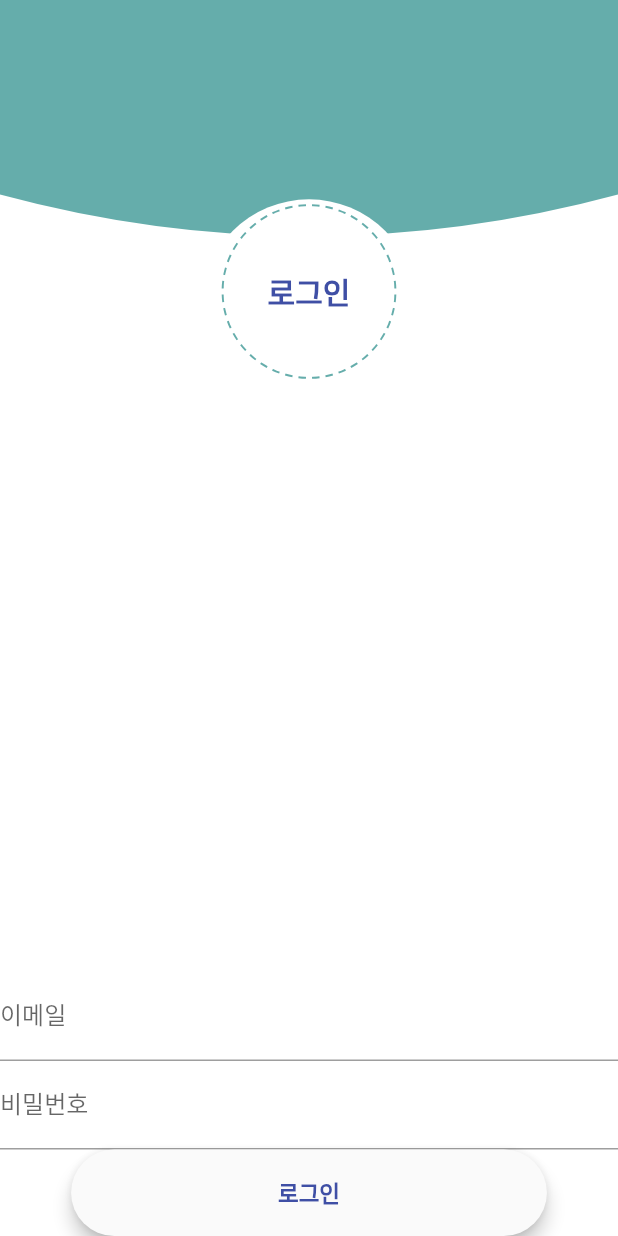
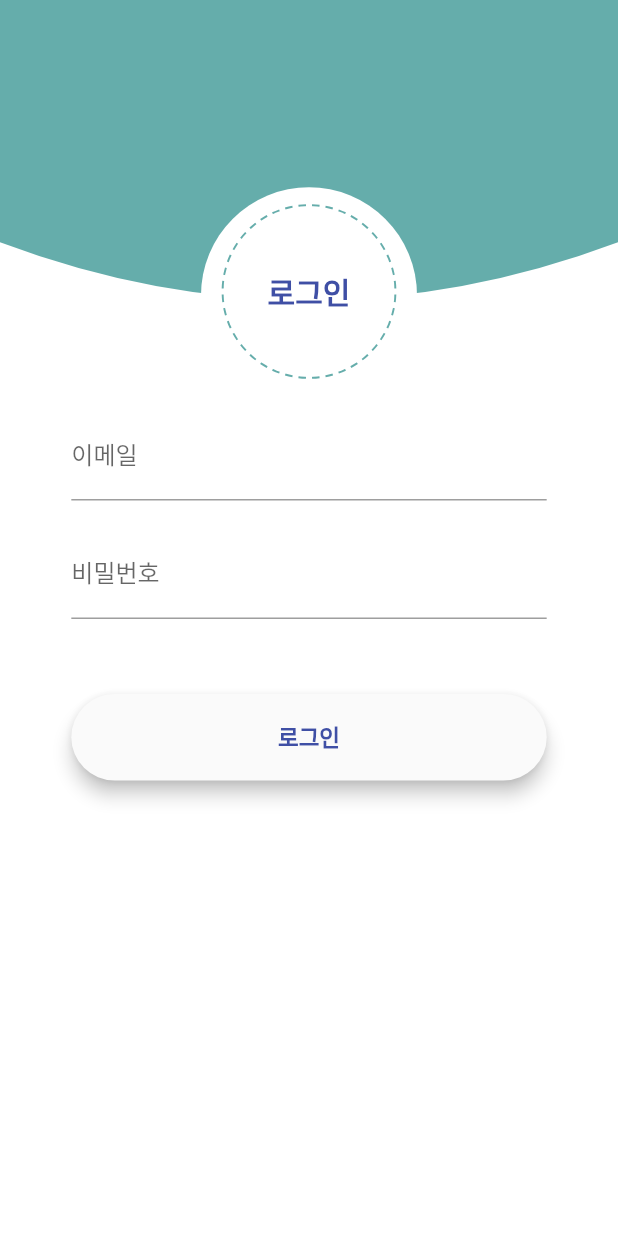
Before and after one commit to baeharam/Privacy-of-Animal, a Flutter app: the LoginScreen screen opened by its route, on a phone screen of 412 x 824 dp. Run offline on Flutter 3.47's test engine with Material 2 defaults, Android fonts, the phone set to English and light mode, and no system bars; our stand-ins replace firebase_auth, rxdart, sqflite; accounts and stored records are empty; Roboto replaces fonts that are missing (NanumGothic).

Commit message:
Fix login screen and rename login_bloc to validation_bloc
Signed-off-by: bae haram <gkfkagkfka12@naver.com>

```diff
--- a/lib/logics/form/login_bloc.dart
+++ b/lib/logics/validation/validation_bloc.dart
@@ -1,6 +1,6 @@
 import 'package:privacy_of_animal/bloc_helpers/bloc_provider.dart';
-import 'package:privacy_of_animal/logics/form/email_validator.dart';
-import 'package:privacy_of_animal/logics/form/password_validator.dart';
+import 'package:privacy_of_animal/logics/validation/email_validator.dart';
+import 'package:privacy_of_animal/logics/validation/password_validator.dart';
 import 'package:rxdart/rxdart.dart';
 
 class LoginBloc extends Object with EmailValidator, PasswordValidator implements BlocBase {
--- a/lib/screen/intro_screen.dart
+++ b/lib/screen/intro_screen.dart
@@ -98,13 +98,13 @@ class _IntroScreenState extends State<IntroScreen> with SingleTickerProviderStat
                     InitialButton(
                       text: '로그인',
                       color: introLoginButtonColor,
-                      callback: () => Navigator.of(context).pushNamed('로그인')
+                      callback: () => Navigator.of(context).pushNamed('/login')
                     ),
                     SizedBox(height: 25.0),
                     InitialButton(
                       text: '회원가입',
                       color: introSignUpButtonColor,
-                      callback: () => Navigator.of(context).pushNamed('회원가입')
+                      callback: () => Navigator.of(context).pushNamed('/signUp')
                     )
                   ],
                 ),
--- a/lib/screen/login_screen.dart
+++ b/lib/screen/login_screen.dart
@@ -1,5 +1,5 @@
 import 'package:flutter/material.dart';
-import 'package:privacy_of_animal/logics/form/login_bloc.dart';
+import 'package:privacy_of_animal/logics/validation/validation_bloc.dart';
 import 'package:privacy_of_animal/resources/constants.dart';
 import 'package:privacy_of_animal/resources/colors.dart';
 import 'package:privacy_of_animal/widgets/dashed_circle.dart';
@@ -16,13 +16,14 @@ class _LoginScreenState extends State<LoginScreen> {
 
     final double width = MediaQuery.of(context).size.width;
     final double height = MediaQuery.of(context).size.height;
-    final LoginBloc bloc = LoginBloc();
 
     return Scaffold(
       backgroundColor: Colors.white,
       body: Column(
         children: <Widget>[
-          Expanded(
+          Container(
+            width: double.infinity,
+            height: height/3,
             child: Stack(
               children: <Widget>[
                 ClipPath(
@@ -33,7 +34,7 @@ class _LoginScreenState extends State<LoginScreen> {
                 ),
                 Positioned(
                   left: width/2-dashedBackgroundCircleDiameter/2,
-                  top: height/6.2,
+                  top: height/6.6,
                   child: Container(
                     width: dashedBackgroundCircleDiameter,
                     height: dashedBackgroundCircleDiameter,
@@ -63,30 +64,51 @@ class _LoginScreenState extends State<LoginScreen> {
                     dashes: 40,
                     color: loginBackgroundColor,
                   ),
-                ),
+                )
               ],
             ),
           ),
-          Form(
-            child: Column(
+          Expanded(
+            child: Container(
+              height: height/2,
+              width: width/1.3,
+              child: _buildLoginFormColumn(width, height)
+            ),
+          )
+        ],
+      ),
+    );
+  }
+
+  Widget _buildLoginFormColumn(double width, double height) {
+    final bloc = LoginBloc();
+
+    return ListView(
+      scrollDirection: Axis.vertical,
       children: <Widget>[
         StreamBuilder<String>(
           stream: bloc.email,
           builder: (BuildContext context, AsyncSnapshot<String> snapshot){
-                    return TextField(
+            return Container(
+              width: width/1.4,
+              child: TextField(
                 decoration: InputDecoration(
                   labelText: '이메일',
-                        errorText: snapshot.error
+                  errorText: snapshot.error,
                 ),
                 onChanged: bloc.onEmailChanged,
                 keyboardType: TextInputType.emailAddress,
+              ),
             );
           },
         ),
+        SizedBox(height: 20.0),
         StreamBuilder<String>(
           stream: bloc.password,
           builder: (BuildContext context, AsyncSnapshot<String> snapshot){
-                    return TextField(
+            return Container(
+              width: width/1.4,
+              child: TextField(
                 decoration: InputDecoration(
                   labelText: '비밀번호',
                   errorText: snapshot.error
@@ -94,9 +116,11 @@ class _LoginScreenState extends State<LoginScreen> {
                 onChanged: bloc.onPasswordChanged,
                 obscureText: true,
                 keyboardType: TextInputType.emailAddress,
+              ),
             );
           },
         ),
+        SizedBox(height: 50.0),
         StreamBuilder<bool>(
           stream: bloc.loginValid,
           builder: (BuildContext context, AsyncSnapshot<bool> snapshot){
@@ -108,10 +132,6 @@ class _LoginScreenState extends State<LoginScreen> {
           },
         )
       ],
-            ),
-          )
-        ],
-      ),
     );
   }
 }
@@ -120,9 +140,9 @@ class LoginBackgroundClipper extends CustomClipper<Path>  {
   @override
   Path getClip(Size size) {
     Path path = Path();
-    path.lineTo(.0, size.height/5);
-    final firstControlPoint = Offset(size.width/2, size.height*2/7);
-    final firstEndPoint = Offset(size.width, size.height/5);
+    path.lineTo(.0, size.height/1.7);
+    final firstControlPoint = Offset(size.width/2, size.height*2/2.3);
+    final firstEndPoint = Offset(size.width, size.height/1.7);
     path.quadraticBezierTo(firstControlPoint.dx, firstControlPoint.dy, firstEndPoint.dx, firstEndPoint.dy);
     path.lineTo(size.width,0.0);
     return path;
```
Also changed, not shown: lib/logics/validation/email_validator.dart (renamed from lib/logics/form/email_validator.dart), lib/logics/validation/password_validator.dart (renamed from lib/logics/form/password_validator.dart). Lines whose indentation alone changed are shown as unchanged.
